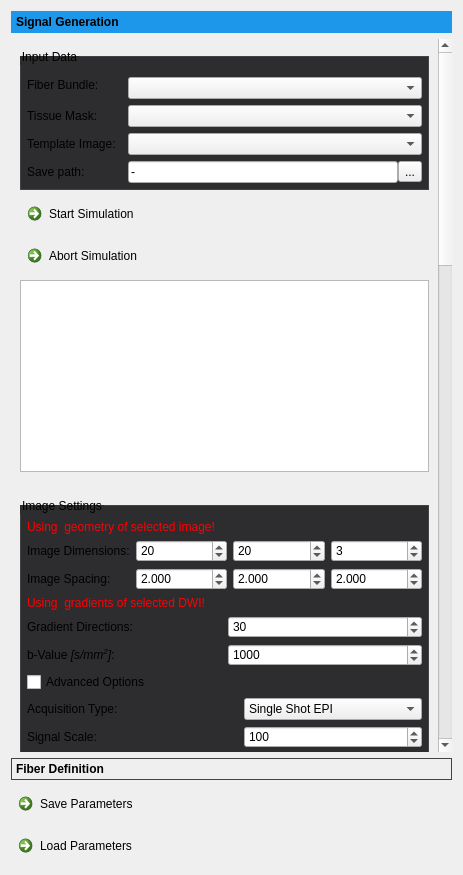
Old version of the form Plugins/org.mitk.gui.qt.diffusionimaging.fiberfox/src/internal/QmitkFiberfoxViewControls.ui in the repository MITK/MITK.
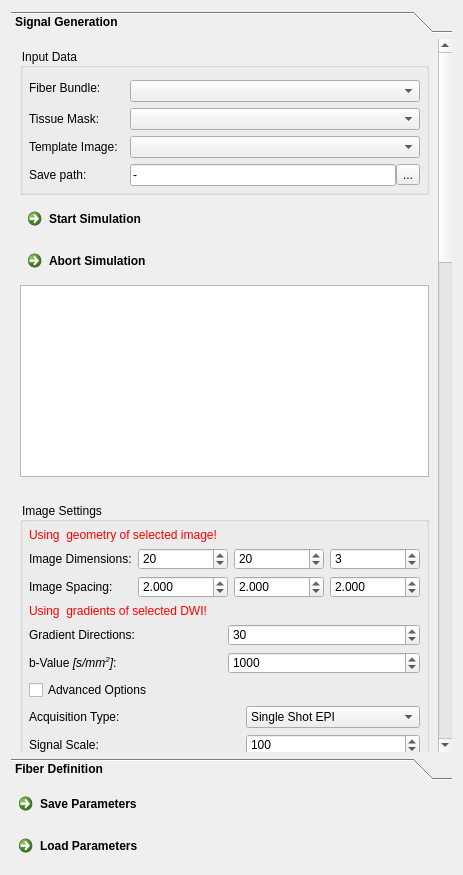
New version of the form. Icons and pictures are not drawn. Custom widgets are drawn as their Qt base class.

The edit to the form file:
```diff
--- a/Plugins/org.mitk.gui.qt.diffusionimaging.fiberfox/src/internal/QmitkFiberfoxViewControls.ui
+++ b/Plugins/org.mitk.gui.qt.diffusionimaging.fiberfox/src/internal/QmitkFiberfoxViewControls.ui
@@ -15,7 +15,7 @@
   </property>
   <property name="styleSheet">
    <string>QCommandLinkButton {
-  font-weight: normal;
+  font-weight: lighter;
 }
 
 QCommandLinkButton:disabled {
@@ -24,7 +24,6 @@
 }
 
 QToolBox::tab {
-  border: 1px solid #434346;
   font-weight: bold;
 }
 
@@ -34,20 +33,15 @@
 }
 
 QToolBox::tab:selected {
-  background-color: #1c97ea;
-  border: 1px solid #1c97ea;
   font-weight: bold;
 }
 
 QGroupBox {
-  border: 1px solid #434346;
-  background-color: #2d2d30;
-  margin-top: 8px;
-  padding-top: 8px;
+  background-color: transparent;
 }
 
 QGroupBox, QGroupBox:disabled {
-  background-color: #2d2d30;
+  background-color: transparent;
 }</string>
   </property>
   <layout class="QGridLayout" name="gridLayout_2">
```
Left out of the diff: 1 changed line with no effect on the pictures.
